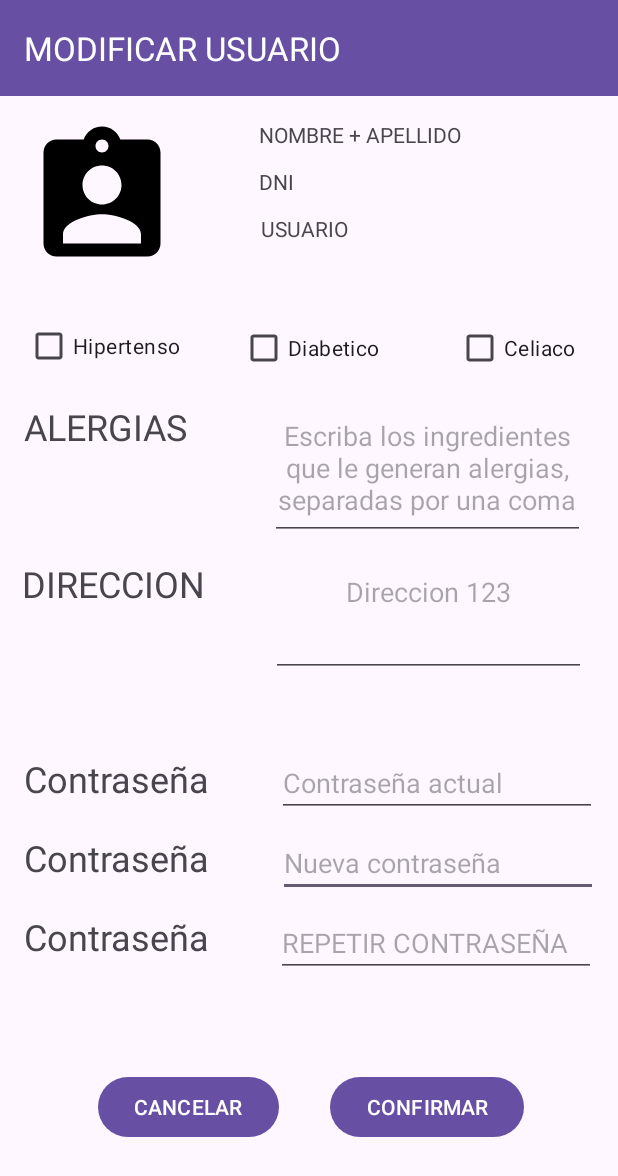
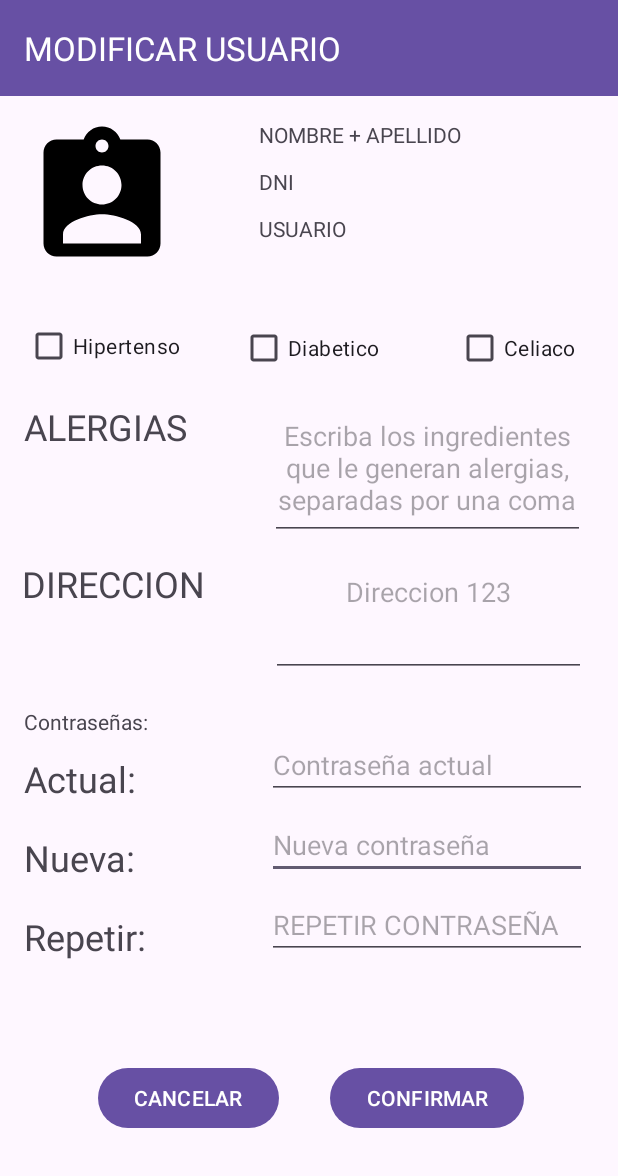
Before and after one commit to Alan-Vaca/TP7_SANAMENTE, an Android app: the Modificar_Usuario screen opened directly, with no data from a screen before it, on a phone screen of 412 x 824 dp. Shown: the top 1176 px of the screen. Run offline under Robolectric (Android 15) with nearby library versions, the phone set to English and light mode, and no system bars.

Commit message:
CLIENTE FIX

```diff
--- a/app/src/main/java/com/example/tp7_sanamente/Modificar_Usuario.java
+++ b/app/src/main/java/com/example/tp7_sanamente/Modificar_Usuario.java
@@ -251,7 +251,7 @@ Usuario user;
                 editor.putString("usuarioLogueado", usuarioJson);
                 editor.apply();
 
-                Toast.makeText(Modificar_Usuario.this, "EL COMERCIO HA SIDO MODIFICADO CON EXITO", Toast.LENGTH_LONG).show();
+                Toast.makeText(Modificar_Usuario.this, "EL CLIENTE HA SIDO MODIFICADO CON EXITO", Toast.LENGTH_LONG).show();
             } else {
                 Toast.makeText(Modificar_Usuario.this, "ERROR AL INGRESAR" + "\n" + "VERIFIQUE SUS CREDENCIALES", Toast.LENGTH_LONG).show();
             }
--- a/app/src/main/res/layout/activity_modificar_usuario.xml
+++ b/app/src/main/res/layout/activity_modificar_usuario.xml
@@ -10,7 +10,7 @@
         android:id="@+id/button7"
         android:layout_width="wrap_content"
         android:layout_height="wrap_content"
-        android:onClick="MenuMiUsuario"
+        android:onClick="MenuirMiUsuario"
         android:text="@string/button_cancelar"
         app:layout_constraintBottom_toBottomOf="parent"
         app:layout_constraintEnd_toEndOf="parent"
@@ -61,7 +61,7 @@
         android:hint="@string/hint_ejemplo_nuevaContraseña"
         android:inputType="textPassword"
         app:layout_constraintEnd_toEndOf="parent"
-        app:layout_constraintHorizontal_bias="0.769"
+        app:layout_constraintHorizontal_bias="0.81"
         app:layout_constraintStart_toEndOf="@+id/textView31"
         app:layout_constraintTop_toBottomOf="@+id/r_cli_pass_actual" />
 
@@ -74,7 +74,7 @@
         android:hint="@string/tv_repetirContraseña"
         android:inputType="textPassword"
         app:layout_constraintEnd_toEndOf="parent"
-        app:layout_constraintHorizontal_bias="0.745"
+        app:layout_constraintHorizontal_bias="0.798"
         app:layout_constraintStart_toEndOf="@+id/textView30"
         app:layout_constraintTop_toBottomOf="@+id/r_cli_pass_nuevo" />
 
@@ -82,12 +82,12 @@
         android:id="@+id/r_cli_pass_actual"
         android:layout_width="wrap_content"
         android:layout_height="wrap_content"
-        android:layout_marginTop="48dp"
+        android:layout_marginTop="36dp"
         android:ems="10"
         android:hint="@string/hint_ejemplo_contraseñaActual"
         android:inputType="textPassword"
         app:layout_constraintEnd_toEndOf="parent"
-        app:layout_constraintHorizontal_bias="0.76"
+        app:layout_constraintHorizontal_bias="0.81"
         app:layout_constraintStart_toEndOf="@+id/textView7"
         app:layout_constraintTop_toBottomOf="@+id/r_cli_direc" />
 
@@ -165,7 +165,7 @@
         android:layout_height="wrap_content"
         android:layout_marginStart="16dp"
         android:layout_marginTop="97dp"
-        android:text="@string/hint_ejemplo_contraseña"
+        android:text="Actual:"
         android:textSize="24sp"
         app:layout_constraintStart_toStartOf="parent"
         app:layout_constraintTop_toBottomOf="@+id/textView4" />
@@ -176,7 +176,7 @@
         android:layout_height="wrap_content"
         android:layout_marginStart="16dp"
         android:layout_marginTop="20dp"
-        android:text="@string/hint_ejemplo_contraseña"
+        android:text="Repetir:"
         android:textSize="24sp"
         app:layout_constraintStart_toStartOf="parent"
         app:layout_constraintTop_toBottomOf="@+id/textView31" />
@@ -187,7 +187,7 @@
         android:layout_height="wrap_content"
         android:layout_marginStart="16dp"
         android:layout_marginTop="20dp"
-        android:text="@string/hint_ejemplo_contraseña"
+        android:text="Nueva:"
         android:textSize="24sp"
         app:layout_constraintStart_toStartOf="parent"
         app:layout_constraintTop_toBottomOf="@+id/textView7" />
@@ -239,11 +239,20 @@
         android:id="@+id/mod_c_direccion"
         android:layout_width="198dp"
         android:layout_height="40dp"
+        android:layout_marginStart="52dp"
         android:layout_marginTop="12dp"
         android:text="@string/tv_usuario"
-        app:layout_constraintEnd_toEndOf="parent"
-        app:layout_constraintHorizontal_bias="0.812"
-        app:layout_constraintStart_toStartOf="parent"
+        app:layout_constraintStart_toEndOf="@+id/estrella5"
         app:layout_constraintTop_toBottomOf="@+id/mod_dni" />
 
+    <TextView
+        android:id="@+id/textView"
+        android:layout_width="wrap_content"
+        android:layout_height="wrap_content"
+        android:layout_marginStart="16dp"
+        android:layout_marginBottom="12dp"
+        android:text="Contraseñas:"
+        app:layout_constraintBottom_toTopOf="@+id/textView7"
+        app:layout_constraintStart_toStartOf="parent" />
+
 </androidx.constraintlayout.widget.ConstraintLayout>
```
